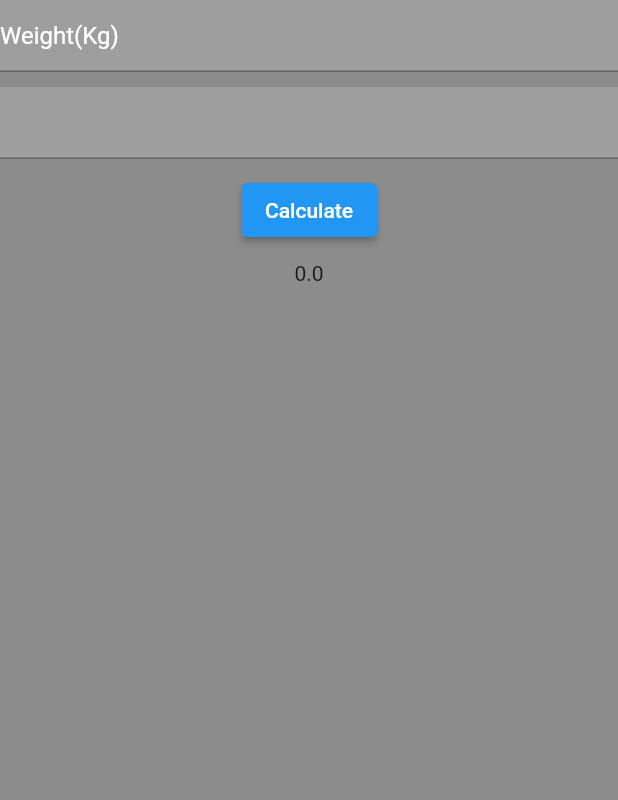
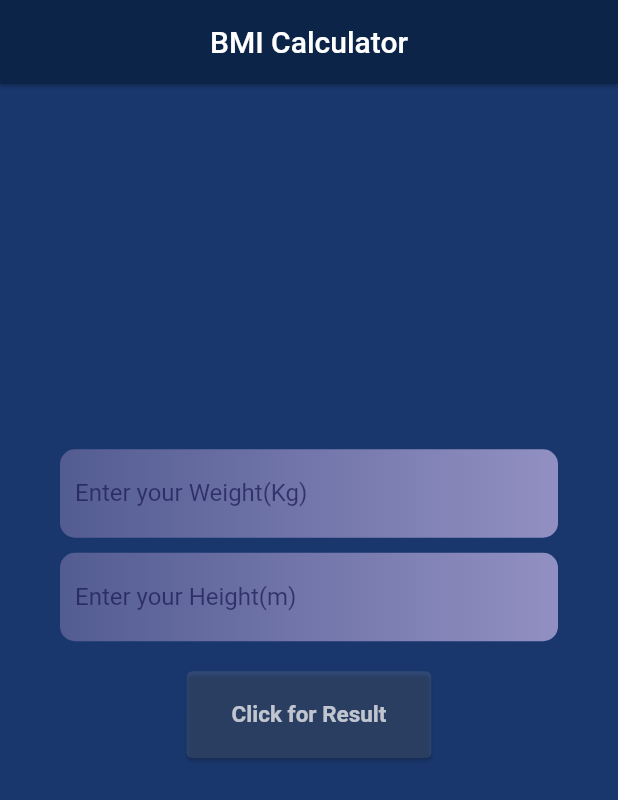
Before and after one commit to Adarsh-Polsey/Simple_BMI, a Flutter app: the screen it shows after launch, on a phone screen of 412 x 824 dp. Shown: the top 800 px of the screen. Run offline on Flutter 3.47's test engine with Material 2 defaults, Android fonts, the light colour scheme and no system bars.

Commit message:
Made changes to UI

```diff
--- /dev/null
+++ b/lib/HomeScreen.dart
@@ -0,0 +1,103 @@
+import 'package:flutter/material.dart';
+
+class HomeScreen extends StatefulWidget {
+  const HomeScreen({Key? key}) : super(key: key);
+
+  @override
+  State<HomeScreen> createState() => _HomeScreenState();
+}
+
+class _HomeScreenState extends State<HomeScreen> {
+  @override
+  var height = TextEditingController();
+  var weight = TextEditingController();
+  String result = '';
+
+  Widget build(BuildContext context) {
+    return Scaffold(
+        appBar: AppBar(
+          title: Text('BMI Calculator'),
+          centerTitle: true,
+          backgroundColor: Color(0xFF0B2447),
+          elevation: 1,
+        ),
+        backgroundColor: Color(0xFF19376D),
+        body:
+            // Container(width:double.infinity,height:double.infinity,decoration: BoxDecoration(gradient: LinearGradient(colors: [Color(0xFF19376D),Color(0xFF576CBC)])),),
+            Padding(
+          padding: const EdgeInsets.symmetric(horizontal: 40.0, vertical: 30),
+          child: Column(
+            mainAxisAlignment: MainAxisAlignment.center,
+            children: [
+              Container(
+                  padding: EdgeInsets.symmetric(horizontal: 10),
+                  decoration: BoxDecoration(
+                      gradient: LinearGradient(
+                          colors: [Color(0xFF535C91), Color(0xFF9290C3)]),
+                      borderRadius: BorderRadius.circular(10)),
+                  child: TextField(
+                    cursorColor: Color(0xBB1B1A55),
+                    controller: weight,
+                    decoration: InputDecoration(
+                        border: InputBorder.none,
+                        labelText: "Enter your Weight(Kg)",
+                        labelStyle: TextStyle(color: Color(0xBB1B1A55))),
+                  )),
+              SizedBox(
+                height: 10,
+              ),
+              Container(
+                  padding: EdgeInsets.symmetric(horizontal: 10),
+                  decoration: BoxDecoration(
+                      gradient: LinearGradient(
+                          colors: [Color(0xFF535C91), Color(0xFF9290C3)]),
+                      borderRadius: BorderRadius.circular(10)),
+                  child: TextField(
+                    cursorColor: Color(0xBB1B1A55),
+                    controller: height,
+                    decoration: InputDecoration(
+                        border: InputBorder.none,
+                        labelText: "Enter your Height(m)",
+                        labelStyle: TextStyle(color: Color(0xBB1B1A55))),
+                  )),
+              SizedBox(
+                height: 20,
+              ),
+              TextButton(
+                  style: ElevatedButton.styleFrom(
+                    padding: EdgeInsets.symmetric(horizontal: 30, vertical: 20),
+                    elevation: 1,
+                    primary: Colors.white10,
+                  ),
+                  onPressed: () {
+                    setState(() {
+                      double value = 0;
+                      double Height = double.parse(height.text);
+                      double Weight = double.parse(weight.text);
+                      if (Height !=null) {
+                        value = Weight / (Height * Height);
+                        result = "Your BMI is $value";
+                      } else {
+                        result =
+                            "Please enter your height and weight correctly ";
+                      }
+                    });
+                  },
+                  child: Text("Click for Result",
+                      style: TextStyle(
+                          color: Colors.white.withOpacity(0.7),
+                          fontSize: 15,
+                          fontWeight: FontWeight.bold))),
+              SizedBox(
+                height: 40,
+              ),
+              Text(result,
+                  style: TextStyle(
+                      color: Colors.white.withOpacity(0.7),
+                      fontSize: 30,
+                      fontWeight: FontWeight.bold)),
+            ],
+          ),
+        ));
+  }
+}
--- a/lib/main.dart
+++ b/lib/main.dart
@@ -1,41 +1,6 @@
 import 'package:flutter/material.dart';
+import 'HomeScreen.dart';
 
 void main() {
-  runApp(const MyApp());
+  runApp(MaterialApp(debugShowCheckedModeBanner: false,home: HomeScreen(),));
 }
-
-class MyApp extends StatefulWidget {
-  const MyApp({Key? key}) : super(key: key);
-
-  @override
-  State<MyApp> createState() => _MyAppState();
-}
-
-class _MyAppState extends State<MyApp> {
-  var height=TextEditingController();
-  var weight=TextEditingController();
-  double result=0;
-  @override
-  Widget build(BuildContext context) {
-    return MaterialApp(
-      home: Scaffold(
-        backgroundColor: Colors.black45,
-        body: Column(
-          children: [
-            Container(color: Colors.grey,child: TextField(controller:height ,decoration: InputDecoration(hintText: 'Weight(Kg)',hintStyle: TextStyle(color: Colors.white)),),),
-            SizedBox(height: 10,),
-            Container(color: Colors.grey,child: TextField(controller: weight,decoration: InputDecoration(hintText: 'Height(m)',hintStyle: TextStyle(color: Colors.grey)),),),
-            SizedBox(height: 10,),
-            ElevatedButton(onPressed: (){
-              setState((){
-                result=double.parse(height.text)/double.parse(weight.text);
-              });
-            }, child: Text("Calculate")),
-            SizedBox(height: 10,),
-            Expanded(child: Container(child: Text(result.toString()),))
-          ],
-        ),
-      ),
-    );
-  }
-}
```
Also changed, not shown: 1 other file.
